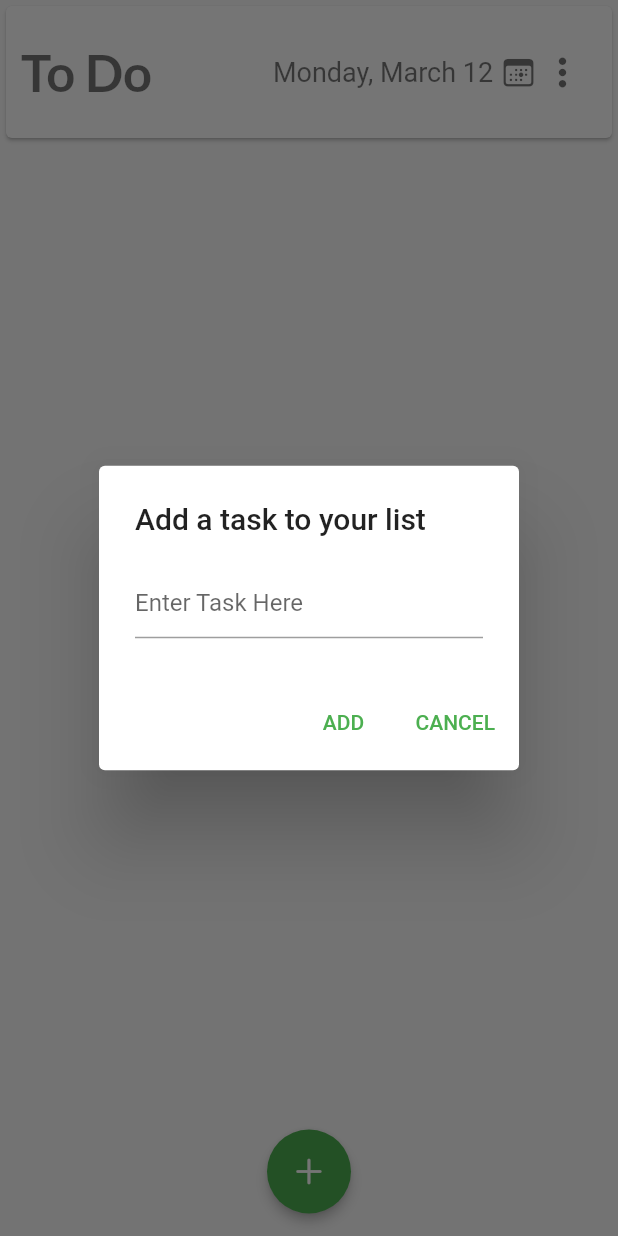
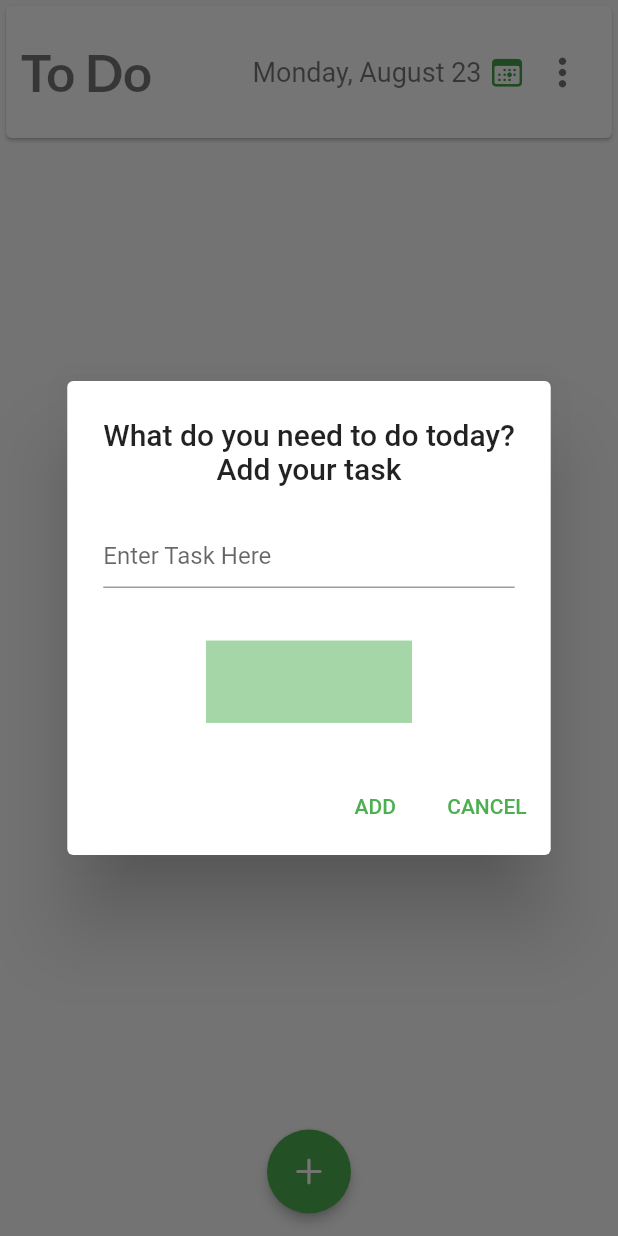
Before and after one commit to Austin-Godwin/myTodoApp, a Flutter app: the screen it shows after launch, after a tap on an icon or button, on a phone screen of 412 x 824 dp. Run offline on Flutter 3.47's test engine with Material 2 defaults, Android fonts, the phone set to English and light mode, and no system bars; our stand-ins replace google_fonts.

Commit message:
Adding time picker but not yet done

```diff
--- a/lib/myTodoList.dart
+++ b/lib/myTodoList.dart
@@ -1,6 +1,10 @@
+import 'dart:async';
 import 'package:flutter/cupertino.dart';
 import 'package:flutter/material.dart';
+import 'package:intl/intl.dart';
 import 'package:todo/widget/todoClass.dart';
+// import 'package:firebase_core/firebase_core.dart';
+// import 'package:cloud_firestore/cloud_firestore.dart';
 
 class MyTodoList extends StatefulWidget {
   const MyTodoList({Key? key}) : super(key: key);
@@ -12,12 +16,28 @@ class MyTodoList extends StatefulWidget {
 class _MyTodoListState extends State<MyTodoList> {
   final _todoList = <Todo>[];
   final TextEditingController _textController = TextEditingController();
+  final TextEditingController _timeController = TextEditingController();
 
-  DateTime _dateTime = DateTime(
-    DateTime.now().day,
-    DateTime.now().month,
-    DateTime.now().year,
-  );
+  // final firestore = FirebaseFirestore.instance;
+  // CollectionReference messages = FirebaseFirestore.instance.collection('messages');
+  //
+  // Future<void> addMessages() async{
+  //   // return messages.add(data);
+  // }
+
+  // DateTime _dateTime = DateTime.now();
+  String getDate() {
+    final dateFormat = DateFormat("EEEE, MMMM d");
+    final date = dateFormat.format(DateTime.now());
+
+    return date;
+  }
+
+  void _deleteTodo(Todo arg) {
+    setState(() {
+      _todoList.removeWhere((todo) => todo.name == arg.name);
+    });
+  }
 
   void _addTodoItem(String title) {
     final todo = new Todo(name: title);
@@ -26,7 +46,6 @@ class _MyTodoListState extends State<MyTodoList> {
     });
     _textController.clear();
   }
-
   // bool _isChecked = false;
 
   TextStyle? _getTextStyle(bool checked) {
@@ -36,19 +55,32 @@ class _MyTodoListState extends State<MyTodoList> {
     }
     return TextStyle(
         fontSize: 20.0,
-      color: Colors.black54,
+      color: Colors.red,
       decoration: TextDecoration.lineThrough,
       fontStyle: FontStyle.italic
     );
   }
 
-  Widget _buildTodoItem(String title, DateTime subtitle, void onChanged(bool), bool value) {
+  // Widget _dateTimeToText(bool value) {
+  //   final date = Todo(name: "");
+  //   final myTime = date.time;
+  //   return Row(
+  //     children: [
+  //       Text(myTime, style: _getTextStyle(value)?.copyWith(fontSize: 15.0),),
+  //       SizedBox(width: 20.0,),
+  //       // Text(myTime.toString(), style: _getTextStyle(value)?.copyWith(fontSize: 15.0),),
+  //   SizedBox(width: 20.0,)
+  //     ],
+  //   );
+  // }
+
+  Widget _buildTodoItem(String title, Widget time, void onChanged(bool), bool value) {
     return Padding(
       padding: const EdgeInsets.all(8.0),
       child: Card(
         child: CheckboxListTile(
           title: Text(title, style: _getTextStyle(value)),
-          subtitle: Text("$subtitle"),
+          subtitle: time,
           onChanged: onChanged,
           value: value,
         ),
@@ -57,14 +89,46 @@ class _MyTodoListState extends State<MyTodoList> {
   }
 
   Future<AlertDialog> _displayDialog(BuildContext context) async {
+    final _width = MediaQuery.of(context).size.width;
+    final _height = MediaQuery.of(context).size.height;
     return await showDialog(
         context: context,
         builder: (BuildContext context) {
           return AlertDialog(
-            title: const Text("Add a task to your list"),
-            content: TextField(
+            title: Column(
+              mainAxisAlignment: MainAxisAlignment.start,
+              children: [
+                const Text("What do you need to do today?", style: TextStyle(fontSize: 20.0),),
+                const Text("Add your task", style: TextStyle(fontSize: 20.0),),
+              ],
+            ),
+            content: Container(
+              constraints: BoxConstraints(maxHeight: 150),
+              child: SingleChildScrollView(
+                physics: BouncingScrollPhysics(),
+                child: Column(
+                  children: [
+                    TextField(
                       controller: _textController,
                       decoration: const InputDecoration(hintText: "Enter Task Here"),
+                      textAlignVertical: TextAlignVertical.center,
+                    ),
+                    SizedBox(height: 10.0,),
+                    InkWell(
+                      child: Container(
+                        margin: EdgeInsets.only(top: 25.0),
+                        decoration: BoxDecoration(color: Colors.green[200]),
+                        alignment: Alignment.center,
+                        width: _width / 3,
+                        height: _height / 15,
+                        child: TextField(
+                          decoration: InputDecoration(border: InputBorder.none),
+                        ),
+                      ),
+                    )
+                  ],
+                ),
+              ),
             ),
             actions: [
               TextButton(
@@ -79,35 +143,42 @@ class _MyTodoListState extends State<MyTodoList> {
                   Navigator.of(context).pop();
                 },
                 child: const Text('CANCEL'),
-              ),
+              )
             ],
           );
         });
   }
 
   List<Widget> _getItems() {
-    final _todoWidgets = <Widget>[];
-    for (Todo todo in _todoList) {
-      _todoWidgets.add(
-        _buildTodoItem(todo.name, _dateTime, (bool) {
+    return _todoList.map((todo) {
+      return _buildTodoItem(todo.name, todo.time, (bool) {
         setState(() {
           todo.isChecked = bool;
+          if (todo.isChecked) {
+            todo.clock = Timer(Duration(seconds: 3), () {
+              _deleteTodo(todo);
             });
-        }, todo.isChecked)
-      );
-      if (todo.isChecked == true) {
-        _todoWidgets.remove(_removeItems(todo.name));
+          } else {
+            if (todo.clock != null) {
+              todo.clock!.cancel();
             }
           }
-    return _todoWidgets;
+        });
+      }, todo.isChecked);
+    }).toList();
   }
 
-  List<Widget> _removeItems(String index) {
-    final _removeTodo = <Widget>[];
-    for (Todo todo in _todoList) {
-      if (todo.isChecked) _removeTodo.remove(index);
-    }
-    return _removeTodo;
+  // List<Widget> _removeItems(String index) {
+  //   final _removeTodo = <Widget>[];
+  //   for (Todo todo in _todoList) {
+  //     if (todo.isChecked) _removeTodo.remove(index);
+  //   }
+  //   return _removeTodo;
+  // }
+
+  @override
+  void initState() {
+    super.initState();
   }
 
   @override
@@ -137,13 +208,14 @@ class _MyTodoListState extends State<MyTodoList> {
                                         ?.copyWith(color: Colors.black54))),
                           ),
                           Expanded(
+                            flex: 2,
                             child: Container(
                               // color: Colors.white54,
                               child: Row(
-                                mainAxisAlignment: MainAxisAlignment.center,
+                                mainAxisAlignment: MainAxisAlignment.end,
                                 children: [
                                   Text(
-                                    "Monday, March 12",
+                                    getDate(),
                                     style: TextStyle(
                                         color: Colors.black54, fontSize: 18.0),
                                   ),
@@ -152,7 +224,7 @@ class _MyTodoListState extends State<MyTodoList> {
                                   ),
                                   Icon(
                                     CupertinoIcons.calendar_today,
-                                    color: Colors.black54,
+                                    color: Colors.green[600],
                                   ),
                                 ],
                               ),
--- a/lib/widget/todoClass.dart
+++ b/lib/widget/todoClass.dart
@@ -1,8 +1,36 @@
+import 'dart:async';
+import 'package:intl/intl.dart';
+import 'package:flutter/material.dart';
 
 class Todo {
-
   final String name;
   bool isChecked;
-  Todo ({required this.name, this.isChecked = false});
+  Timer? clock;
+  late final Widget time;
+  // DateTime? dateTime;
+  Todo ({required this.name, this.isChecked = false, this.clock})
+  {
+    // final date = DateTime.now();
+    // assert(date.year == 2021);
 
+    this.time = _timeToText();
+  }
+
+  // void getTime() {
+  //   DateTime date = DateTime.now();
+  //   // Set the time property
+  //   this.time = date.toString();
+  // }
+
+  Widget _timeToText() {
+    final timeFormat = DateFormat("hh:mm a");
+    final time = timeFormat.format(DateTime.now());
+    return Row(
+      children: [
+        // Text(date.day.toString() + "-" + date.month.toString() + "-" + date.year.toString()),
+        // SizedBox(width: 20.0,),
+        Text(time),
+      ],
+    );
+  }
 }
--- a/pubspec.yaml
+++ b/pubspec.yaml
@@ -29,6 +29,10 @@ dependencies:
   # Use with the CupertinoIcons class for iOS style icons.
   cupertino_icons: ^1.0.2
   google_fonts: ^2.1.0
+  intl: ^0.17.0
+  firebase_core: ^1.5.0
+  cloud_firestore: ^2.5.0
+  date_format: ^2.0.4
 
 dev_dependencies:
   flutter_test:
```
Also changed, not shown: lib/widget/datePicker.dart (added, +78 -0 lines), pubspec.lock, 3 other files. Lines whose indentation alone changed are shown as unchanged.
